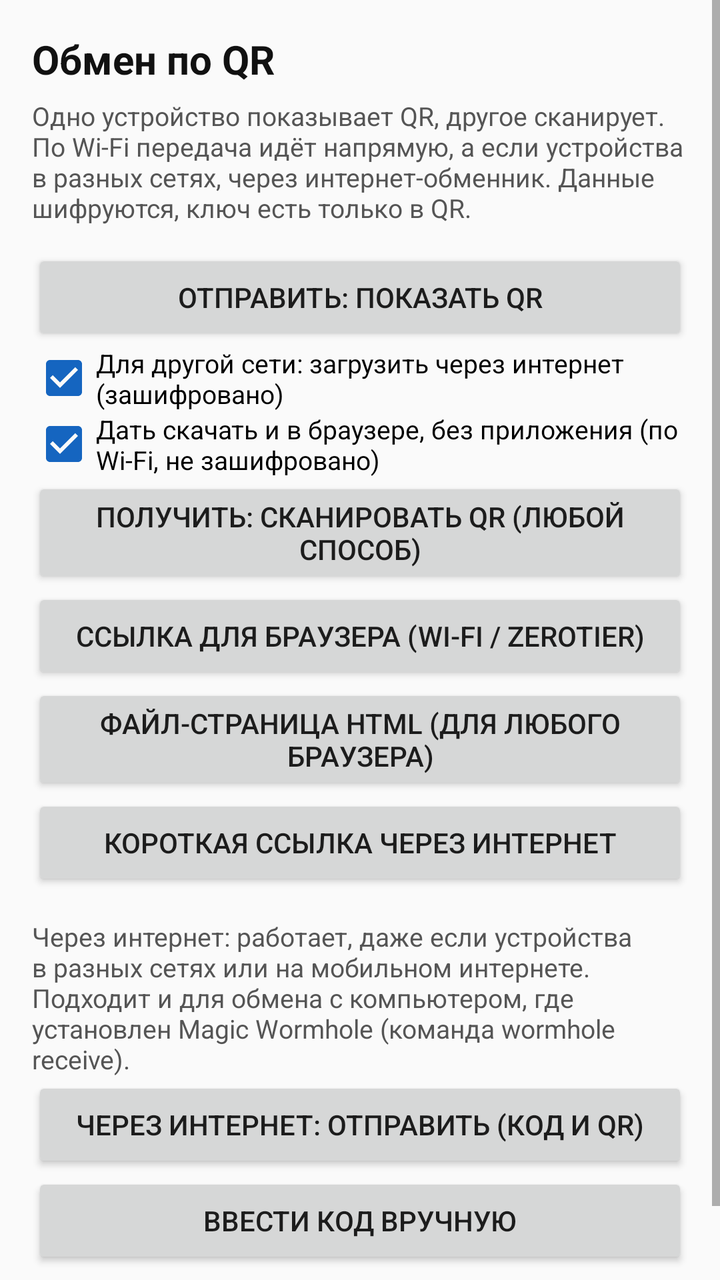
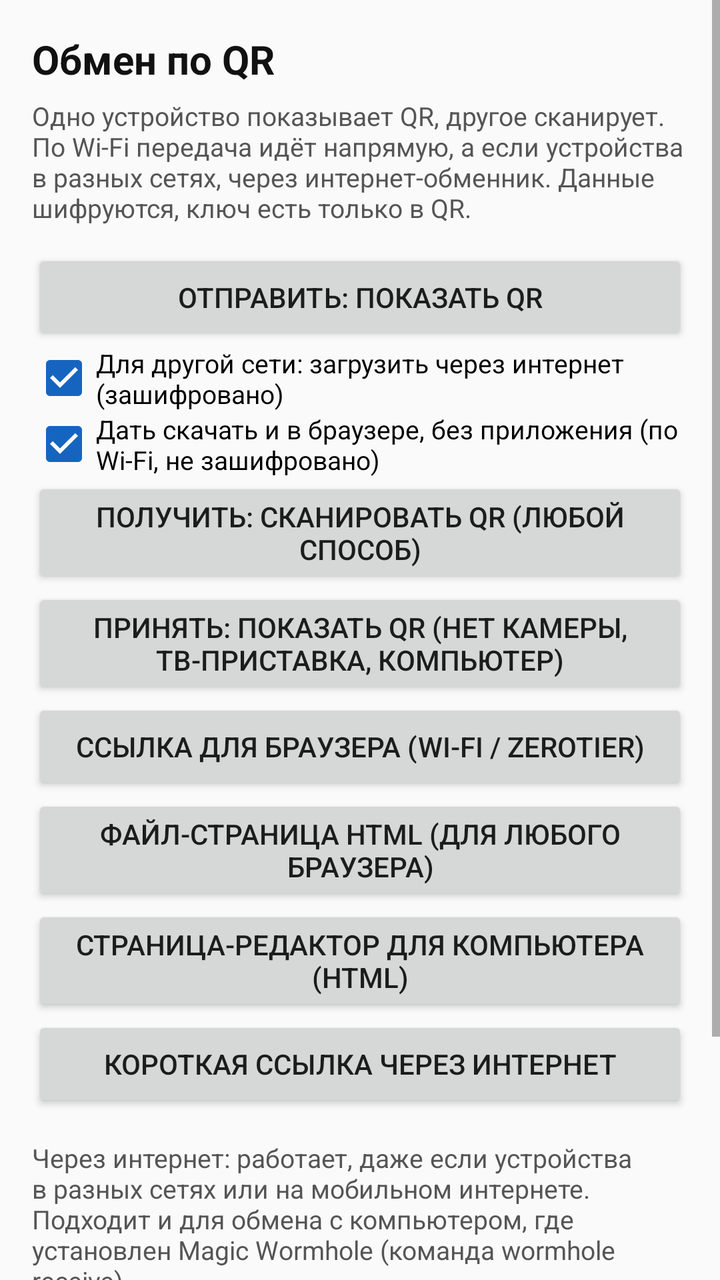

An Android layout rendered at two revisions. The XML below is the earlier revision; the diff shows what the commit changed to produce the second picture.
<!-- AndroidManifest.xml: application theme AppTheme -->
<!-- res/layout/activity_exchange.xml -->
<?xml version="1.0" encoding="utf-8"?>
<ScrollView xmlns:android="http://schemas.android.com/apk/res/android"
    android:layout_width="match_parent"
    android:layout_height="match_parent"
    android:background="#FAFAFA">

    <LinearLayout
        android:layout_width="match_parent"
        android:layout_height="wrap_content"
        android:orientation="vertical"
        android:padding="16dp">

        <TextView
            android:layout_width="match_parent"
            android:layout_height="wrap_content"
            android:text="Обмен по QR"
            android:textColor="#111111"
            android:textSize="20sp"
            android:textStyle="bold" />

        <TextView
            android:layout_width="match_parent"
            android:layout_height="wrap_content"
            android:paddingTop="6dp"
            android:text="Одно устройство показывает QR, другое сканирует. По Wi‑Fi передача идёт напрямую, а если устройства в разных сетях, через интернет-обменник. Данные шифруются, ключ есть только в QR."
            android:textColor="#555555"
            android:textSize="13sp" />

        <Button
            android:id="@+id/btnSend"
            android:layout_width="match_parent"
            android:layout_height="wrap_content"
            android:layout_marginTop="12dp"
            android:text="Отправить: показать QR" />

        <CheckBox
            android:id="@+id/cbNet"
            android:layout_width="match_parent"
            android:layout_height="wrap_content"
            android:checked="true"
            android:text="Для другой сети: загрузить через интернет (зашифровано)"
            android:textSize="13sp" />

        <CheckBox
            android:id="@+id/cbBrowser"
            android:layout_width="match_parent"
            android:layout_height="wrap_content"
            android:checked="true"
            android:text="Дать скачать и в браузере, без приложения (по Wi‑Fi, не зашифровано)"
            android:textSize="13sp" />

        <Button
            android:id="@+id/btnReceive"
            android:layout_width="match_parent"
            android:layout_height="wrap_content"
            android:text="Получить: сканировать QR (любой способ)" />

        <Button
            android:id="@+id/btnWeb"
            android:layout_width="match_parent"
            android:layout_height="wrap_content"
            android:text="Ссылка для браузера (Wi‑Fi / ZeroTier)" />

        <Button
            android:id="@+id/btnHtmlAll"
            android:layout_width="match_parent"
            android:layout_height="wrap_content"
            android:text="Файл-страница HTML (для любого браузера)" />

        <Button
            android:id="@+id/btnShortWeb"
            android:layout_width="match_parent"
            android:layout_height="wrap_content"
            android:text="Короткая ссылка через интернет" />

        <Button
            android:id="@+id/btnWebStop"
            android:layout_width="match_parent"
            android:layout_height="wrap_content"
            android:text="Остановить веб-сервер"
            android:visibility="gone" />

        <TextView
            android:layout_width="match_parent"
            android:layout_height="wrap_content"
            android:paddingTop="14dp"
            android:text="Через интернет: работает, даже если устройства в разных сетях или на мобильном интернете. Подходит и для обмена с компьютером, где установлен Magic Wormhole (команда wormhole receive)."
            android:textColor="#555555"
            android:textSize="13sp" />

        <Button
            android:id="@+id/btnCrocSend"
            android:layout_width="match_parent"
            android:layout_height="wrap_content"
            android:text="Через интернет: отправить (код и QR)" />

        <Button
            android:id="@+id/btnCrocCode"
            android:layout_width="match_parent"
            android:layout_height="wrap_content"
            android:text="Ввести код вручную" />

        <Button
            android:id="@+id/btnCrocShare"
            android:layout_width="match_parent"
            android:layout_height="wrap_content"
            android:text="Поделиться кодом (мессенджер)"
            android:visibility="gone" />

        <Button
            android:id="@+id/btnCrocCancel"
            android:layout_width="match_parent"
            android:layout_height="wrap_content"
            android:text="Остановить обмен"
            android:visibility="gone" />

        <ProgressBar
            android:id="@+id/progress"
            style="?android:attr/progressBarStyleHorizontal"
            android:layout_width="match_parent"
            android:layout_height="wrap_content"
            android:layout_marginTop="12dp"
            android:visibility="gone" />

        <ImageView
            android:id="@+id/qrView"
            android:layout_width="300dp"
            android:layout_height="300dp"
            android:layout_gravity="center_horizontal"
            android:layout_marginTop="12dp"
            android:background="#FFFFFF"
            android:visibility="gone" />

        <TextView
            android:id="@+id/status"
            android:layout_width="match_parent"
            android:layout_height="wrap_content"
            android:paddingTop="10dp"
            android:textColor="#222222"
            android:textSize="14sp" />
    </LinearLayout>
</ScrollView>
<!-- resources referenced by this layout -->
<resources>
  <style name="AppTheme" parent="Theme.AppCompat.Light.NoActionBar">
          <item name="colorPrimary">#1565C0</item>
          <item name="colorPrimaryDark">#0D47A1</item>
          <item name="colorAccent">#1565C0</item>
          <item name="android:statusBarColor">#0D47A1</item>
      </style>
</resources>

<!-- the commit's change to res/layout/activity_exchange.xml (unified diff, before → after) -->
@@ -56,6 +56,12 @@
             android:text="Получить: сканировать QR (любой способ)" />
 
         <Button
+            android:id="@+id/btnInbox"
+            android:layout_width="match_parent"
+            android:layout_height="wrap_content"
+            android:text="Принять: показать QR (нет камеры, ТВ-приставка, компьютер)" />
+
+        <Button
             android:id="@+id/btnWeb"
             android:layout_width="match_parent"
             android:layout_height="wrap_content"
@@ -66,6 +72,12 @@
             android:layout_width="match_parent"
             android:layout_height="wrap_content"
             android:text="Файл-страница HTML (для любого браузера)" />
+
+        <Button
+            android:id="@+id/btnEditorPage"
+            android:layout_width="match_parent"
+            android:layout_height="wrap_content"
+            android:text="Страница-редактор для компьютера (HTML)" />
 
         <Button
             android:id="@+id/btnShortWeb"
